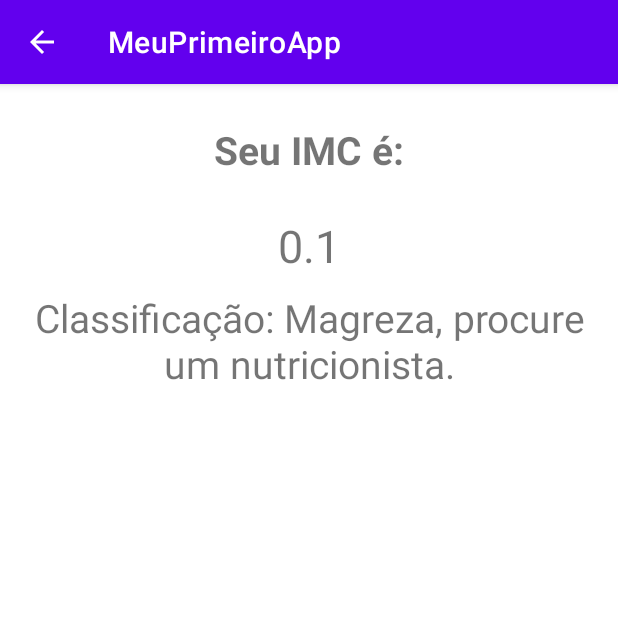
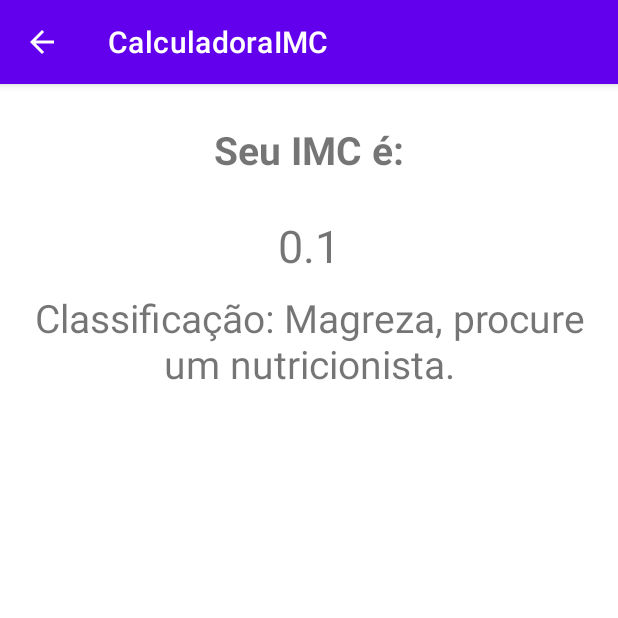
Before and after one commit to arthurharenzapontes/CalculadoraIMC, an Android app: the ResultActivity screen opened directly, with no data from a screen before it, on a phone screen of 412 x 824 dp, the top half of it. Run offline under Robolectric (Android 15) with nearby library versions, the phone set to English and light mode, and no system bars.

Commit message:
troca do nome do app e melhora na UI

```diff
--- a/app/src/main/res/layout/activity_result.xml
+++ b/app/src/main/res/layout/activity_result.xml
@@ -21,8 +21,7 @@
         android:layout_width="match_parent"
         android:layout_height="wrap_content"
         android:textSize="30dp"
-        android:textAlignment="center"
-        android:text="Hello Arthur" />
+        android:textAlignment="center" />
 
     <TextView
         android:id="@+id/tvClassific"
--- a/app/src/main/res/values/strings.xml
+++ b/app/src/main/res/values/strings.xml
@@ -1,3 +1,3 @@
 <resources>
-    <string name="app_name">MeuPrimeiroApp</string>
+    <string name="app_name">CalculadoraIMC</string>
 </resources>
```
